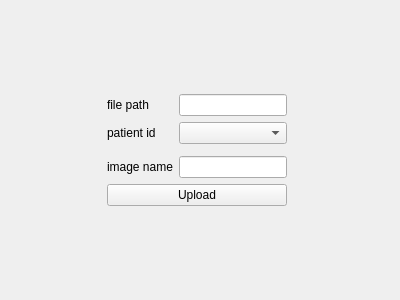
Above: frontend_pc/src/app/load/upload_form.ui from zhangzwwww/medlab before the change. Below: the same form after it.
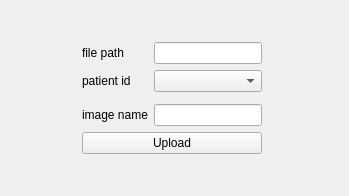
That is the form after the change. Icons and pictures are not drawn.

Diff of the .ui file:
```diff
--- a/frontend_pc/src/app/load/upload_form.ui
+++ b/frontend_pc/src/app/load/upload_form.ui
@@ -6,8 +6,8 @@
    <rect>
     <x>0</x>
     <y>0</y>
-    <width>400</width>
-    <height>300</height>
+    <width>349</width>
+    <height>196</height>
    </rect>
   </property>
   <property name="windowTitle">
```
